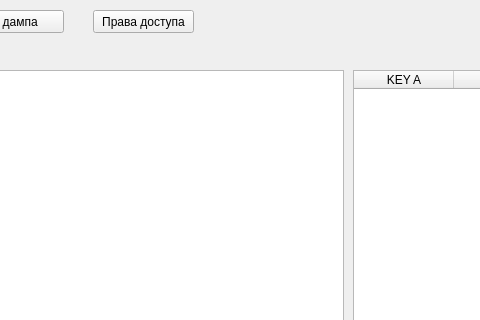
Qt form mainform.ui (student-proger/rfid) before a commit; both pictures show x 217 to 697 and y 0 to 320 of the 872 by 567 pixel window.
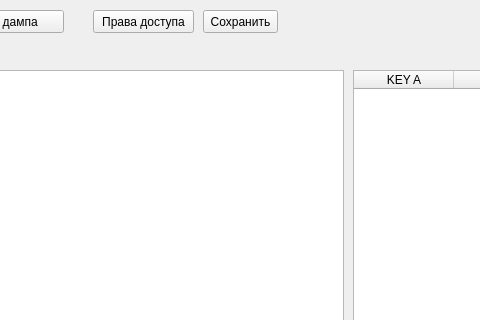
The same form after that commit.

The edit to the form file:
```diff
--- a/mainform.ui
+++ b/mainform.ui
@@ -124,6 +124,19 @@
      <string>Права доступа</string>
     </property>
    </widget>
+   <widget class="QPushButton" name="pushButton_4">
+    <property name="geometry">
+     <rect>
+      <x>420</x>
+      <y>10</y>
+      <width>75</width>
+      <height>23</height>
+     </rect>
+    </property>
+    <property name="text">
+     <string>Сохранить</string>
+    </property>
+   </widget>
   </widget>
   <widget class="QMenuBar" name="menubar">
    <property name="geometry">
```
